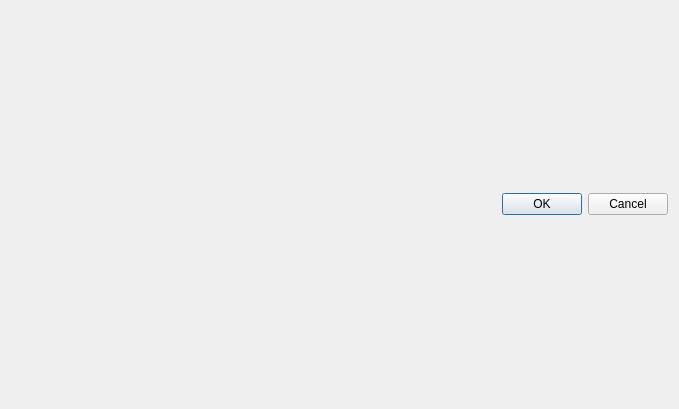
Before: the Qt Designer form src/toolmanager.ui in IHP-GmbH/LibMan, drawn with Qt 5.
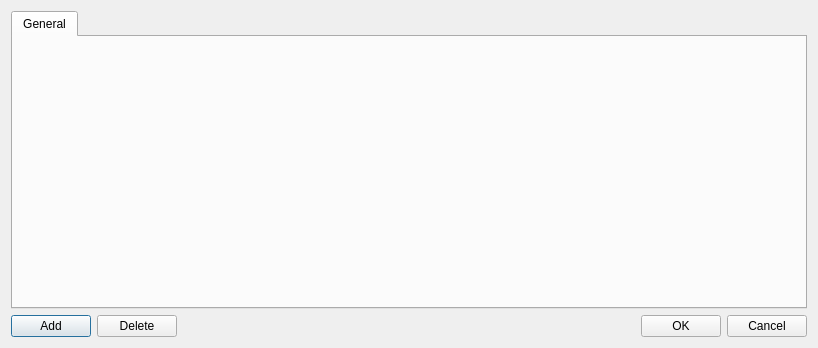
After: the same form once the commit is applied.

Commit message: Qt6 support with Qt5 compatibility. Added generic tool management in settings to control view openning. Added new icons.

```diff
--- a/src/toolmanager.ui
+++ b/src/toolmanager.ui
@@ -6,21 +6,49 @@
    <rect>
     <x>0</x>
     <y>0</y>
-    <width>679</width>
-    <height>409</height>
+    <width>818</width>
+    <height>348</height>
    </rect>
   </property>
   <property name="windowTitle">
    <string>Dialog</string>
   </property>
-  <layout class="QVBoxLayout" name="verticalLayout">
+  <layout class="QHBoxLayout" name="horizontalLayout_3">
    <item>
-    <layout class="QVBoxLayout" name="verticalLayout_2">
+    <layout class="QVBoxLayout" name="verticalLayout">
      <item>
-      <layout class="QVBoxLayout" name="toolLayout"/>
+      <widget class="QTabWidget" name="tabTools">
+       <property name="currentIndex">
+        <number>0</number>
+       </property>
+       <widget class="QWidget" name="tab_4">
+        <attribute name="title">
+         <string>General</string>
+        </attribute>
+        <layout class="QHBoxLayout" name="horizontalLayout_4">
+         <item>
+          <layout class="QVBoxLayout" name="toolSettings"/>
+         </item>
+        </layout>
+       </widget>
+      </widget>
      </item>
      <item>
       <layout class="QHBoxLayout" name="horizontalLayout">
+       <item>
+        <widget class="QPushButton" name="btnAdd">
+         <property name="text">
+          <string>Add</string>
+         </property>
+        </widget>
+       </item>
+       <item>
+        <widget class="QPushButton" name="btnDelete">
+         <property name="text">
+          <string>Delete</string>
+         </property>
+        </widget>
+       </item>
        <item>
         <spacer name="horizontalSpacer">
          <property name="orientation">
```
The commit also changes 29 other files.
